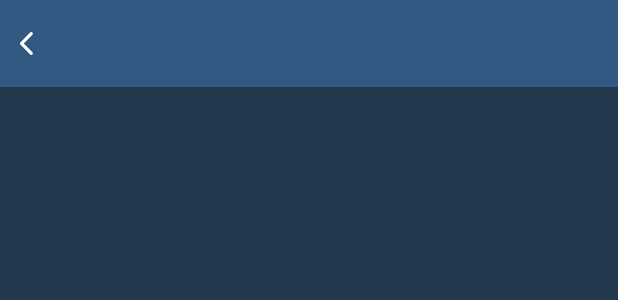
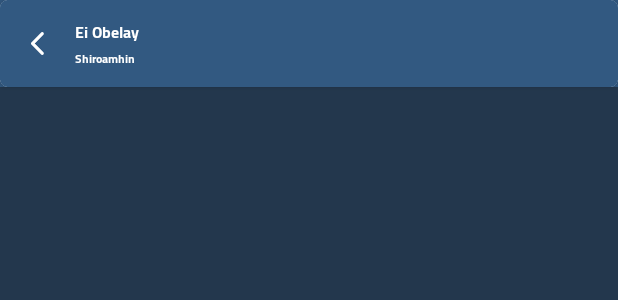
Before and after one commit to AkashShahriar55/chordera, an Android app: the layout fragment_selection_type.xml on its own in the app's theme, with its tools: preview values and no code run, on a phone screen of 412 x 824 dp. Shown: the top 300 px of the screen. Run offline under Robolectric (Android 15) with nearby library versions, the phone set to English and light mode, and no system bars.

Commit message:
tab selection topbar done.

```diff
--- a/app/src/main/res/layout/fragment_selection_type.xml
+++ b/app/src/main/res/layout/fragment_selection_type.xml
@@ -5,12 +5,6 @@
     xmlns:app="http://schemas.android.com/apk/res-auto"
     android:background="@color/colorAccent">
 
-    <androidx.constraintlayout.widget.Guideline
-        android:id="@+id/top_padding"
-        android:layout_width="wrap_content"
-        android:layout_height="wrap_content"
-        android:orientation="horizontal"
-        app:layout_constraintGuide_percent="0.01" />
     <androidx.constraintlayout.widget.Guideline
         android:id="@+id/right_padding"
         android:layout_width="wrap_content"
@@ -34,39 +28,73 @@
         android:orientation="horizontal"
         app:layout_constraintGuide_percent="0.07" />
 
+    <androidx.cardview.widget.CardView
+        android:layout_width="0dp"
+        android:layout_height="0dp"
+        android:clickable="true"
+        android:focusable="true"
+        app:cardCornerRadius="5dp"
+        app:layout_constraintTop_toTopOf="parent"
+        app:layout_constraintStart_toStartOf="parent"
+        app:layout_constraintEnd_toEndOf="parent"
+        app:layout_constraintBottom_toTopOf="@id/toolbar_guideline">
+
+        <androidx.constraintlayout.widget.ConstraintLayout
+            android:layout_width="match_parent"
+            android:layout_height="match_parent"
+            android:background="@color/toolbarBackground">
 
             <ImageView
                 android:id="@+id/btn_back"
-        android:layout_width="wrap_content"
-        android:layout_height="wrap_content"
-        android:layout_marginStart="5dp"
-        android:src="@drawable/arrow"
-        app:layout_constraintBottom_toTopOf="@+id/toolbar_guideline"
-        app:layout_constraintStart_toStartOf="@+id/left_padding"
+                android:layout_width="50dp"
+                android:layout_height="0dp"
+                android:clickable="true"
+                android:contentDescription="@string/todo"
+                android:focusable="true"
+                android:scaleType="centerInside"
+                android:src="@mipmap/arrow_back"
+                app:layout_constraintBottom_toBottomOf="parent"
+                app:layout_constraintStart_toStartOf="parent"
                 app:layout_constraintTop_toTopOf="parent" />
 
             <TextView
                 android:id="@+id/song_tittle"
                 android:layout_width="wrap_content"
                 android:layout_height="wrap_content"
-        android:layout_marginStart="10dp"
-        android:textColor="@color/color_white"
-        android:textSize="@dimen/_11ssp"
-        android:textStyle="bold"
+                android:fontFamily="@font/cairo_bold"
+                android:includeFontPadding="false"
+                android:text="Ei Obelay"
+                android:textColor="@color/white"
+                android:textSize="@dimen/_8ssp"
                 app:layout_constraintBottom_toTopOf="@+id/band"
                 app:layout_constraintStart_toEndOf="@+id/btn_back"
-        app:layout_constraintTop_toTopOf="parent" />
+                app:layout_constraintTop_toTopOf="@id/btn_back"
+                app:layout_constraintVertical_chainStyle="packed">
+
+            </TextView>
 
             <TextView
                 android:id="@+id/band"
                 android:layout_width="wrap_content"
                 android:layout_height="wrap_content"
-        android:layout_marginStart="10dp"
+                android:fontFamily="@font/cairo_bold"
+                android:includeFontPadding="false"
+                android:text="Shiroamhin"
                 android:textColor="@color/color_white"
-        android:textSize="@dimen/_10ssp"
-        app:layout_constraintBottom_toTopOf="@+id/toolbar_guideline"
+                android:textSize="@dimen/_6ssp"
+                app:layout_constraintBottom_toBottomOf="@id/btn_back"
                 app:layout_constraintStart_toEndOf="@+id/btn_back"
                 app:layout_constraintTop_toBottomOf="@+id/song_tittle" />
+
+        </androidx.constraintlayout.widget.ConstraintLayout>
+
+    </androidx.cardview.widget.CardView>
+
+
+
+
+
+
 
 
     <FrameLayout
```
Lines whose indentation alone changed are shown as unchanged.
